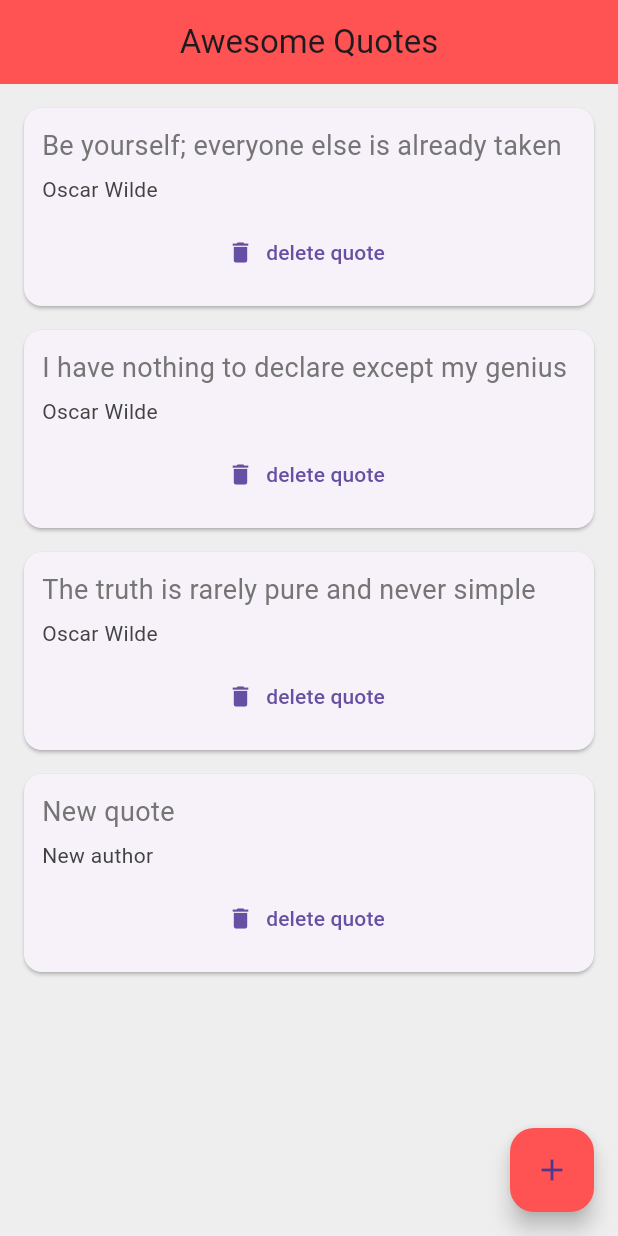
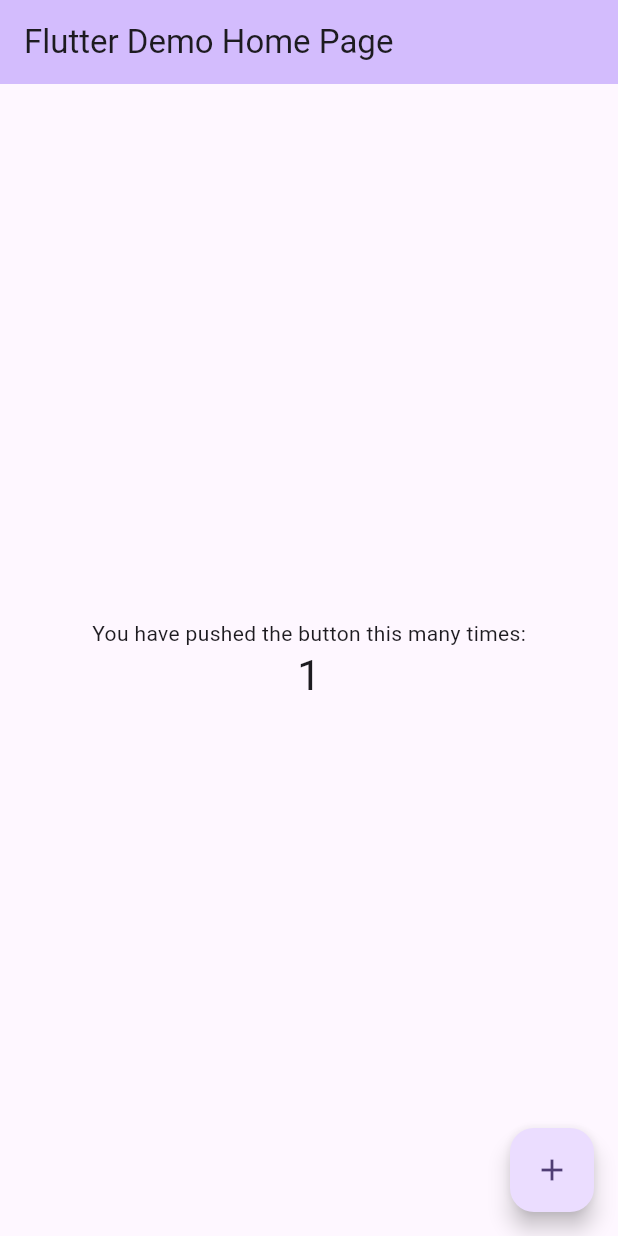
Before and after one commit to ainunns/learn_flutter, a Flutter app: the screen it shows after launch, after a tap on the "add" icon, on a phone screen of 412 x 824 dp. Run offline on Flutter 3.47's test engine with Material 3 defaults, Android fonts, the phone set to English and light mode, and no system bars; our stand-ins replace firebase_core, flutter_dotenv; accounts and stored records are empty.

```diff
--- a/lib/main.dart
+++ b/lib/main.dart
@@ -1,66 +1,130 @@
+import 'package:firebase_core/firebase_core.dart';
 import 'package:flutter/material.dart';
-import 'quote.dart';
-import 'quote_card.dart';
+import 'package:flutter_dotenv/flutter_dotenv.dart';
+import 'package:learn_flutter/firebase_options.dart';
 
-void main() => runApp(MaterialApp(home: QuoteList()));
+Future<void> main() async {
+  await dotenv.load(fileName: '.env');
 
-class QuoteList extends StatefulWidget {
-  const QuoteList({super.key});
+  WidgetsFlutterBinding.ensureInitialized();
+  await Firebase.initializeApp(options: DefaultFirebaseOptions.currentPlatform);
+
+  runApp(const MyApp());
+}
+
+class MyApp extends StatelessWidget {
+  const MyApp({super.key});
+
+  // This widget is the root of your application.
+  @override
+  Widget build(BuildContext context) {
+    return MaterialApp(
+      title: 'Flutter Demo',
+      theme: ThemeData(
+        // This is the theme of your application.
+        //
+        // TRY THIS: Try running your application with "flutter run". You'll see
+        // the application has a purple toolbar. Then, without quitting the app,
+        // try changing the seedColor in the colorScheme below to Colors.green
+        // and then invoke "hot reload" (save your changes or press the "hot
+        // reload" button in a Flutter-supported IDE, or press "r" if you used
+        // the command line to start the app).
+        //
+        // Notice that the counter didn't reset back to zero; the application
+        // state is not lost during the reload. To reset the state, use hot
+        // restart instead.
+        //
+        // This works for code too, not just values: Most code changes can be
+        // tested with just a hot reload.
+        colorScheme: ColorScheme.fromSeed(seedColor: Colors.deepPurple),
+      ),
+      home: const MyHomePage(title: 'Flutter Demo Home Page'),
+    );
+  }
+}
+
+class MyHomePage extends StatefulWidget {
+  const MyHomePage({super.key, required this.title});
+
+  // This widget is the home page of your application. It is stateful, meaning
+  // that it has a State object (defined below) that contains fields that affect
+  // how it looks.
+
+  // This class is the configuration for the state. It holds the values (in this
+  // case the title) provided by the parent (in this case the App widget) and
+  // used by the build method of the State. Fields in a Widget subclass are
+  // always marked "final".
+
+  final String title;
 
   @override
-  // ignore: library_private_types_in_public_api
-  _QuoteListState createState() => _QuoteListState();
+  State<MyHomePage> createState() => _MyHomePageState();
 }
 
-class _QuoteListState extends State<QuoteList> {
-  List<Quote> quotes = [
-    Quote(
-      author: 'Oscar Wilde',
-      text: 'Be yourself; everyone else is already taken',
-    ),
-    Quote(
-      author: 'Oscar Wilde',
-      text: 'I have nothing to declare except my genius',
-    ),
-    Quote(
-      author: 'Oscar Wilde',
-      text: 'The truth is rarely pure and never simple',
-    ),
-  ];
+class _MyHomePageState extends State<MyHomePage> {
+  int _counter = 0;
+
+  void _incrementCounter() {
+    setState(() {
+      // This call to setState tells the Flutter framework that something has
+      // changed in this State, which causes it to rerun the build method below
+      // so that the display can reflect the updated values. If we changed
+      // _counter without calling setState(), then the build method would not be
+      // called again, and so nothing would appear to happen.
+      _counter++;
+    });
+  }
 
   @override
   Widget build(BuildContext context) {
+    // This method is rerun every time setState is called, for instance as done
+    // by the _incrementCounter method above.
+    //
+    // The Flutter framework has been optimized to make rerunning build methods
+    // fast, so that you can just rebuild anything that needs updating rather
+    // than having to individually change instances of widgets.
     return Scaffold(
-      backgroundColor: Colors.grey[200],
       appBar: AppBar(
-        title: Text('Awesome Quotes'),
-        centerTitle: true,
-        backgroundColor: Colors.redAccent,
+        // TRY THIS: Try changing the color here to a specific color (to
+        // Colors.amber, perhaps?) and trigger a hot reload to see the AppBar
+        // change color while the other colors stay the same.
+        backgroundColor: Theme.of(context).colorScheme.inversePrimary,
+        // Here we take the value from the MyHomePage object that was created by
+        // the App.build method, and use it to set our appbar title.
+        title: Text(widget.title),
       ),
-      body: Column(
-        children:
-            quotes
-                .map(
-                  (quote) => QuoteCard(
-                    quote: quote,
-                    delete: () {
-                      setState(() {
-                        quotes.remove(quote);
-                      });
-                    },
-                  ),
-                )
-                .toList(),
+      body: Center(
+        // Center is a layout widget. It takes a single child and positions it
+        // in the middle of the parent.
+        child: Column(
+          // Column is also a layout widget. It takes a list of children and
+          // arranges them vertically. By default, it sizes itself to fit its
+          // children horizontally, and tries to be as tall as its parent.
+          //
+          // Column has various properties to control how it sizes itself and
+          // how it positions its children. Here we use mainAxisAlignment to
+          // center the children vertically; the main axis here is the vertical
+          // axis because Columns are vertical (the cross axis would be
+          // horizontal).
+          //
+          // TRY THIS: Invoke "debug painting" (choose the "Toggle Debug Paint"
+          // action in the IDE, or press "p" in the console), to see the
+          // wireframe for each widget.
+          mainAxisAlignment: MainAxisAlignment.center,
+          children: <Widget>[
+            const Text('You have pushed the button this many times:'),
+            Text(
+              '$_counter',
+              style: Theme.of(context).textTheme.headlineMedium,
+            ),
+          ],
+        ),
       ),
       floatingActionButton: FloatingActionButton(
-        backgroundColor: Colors.redAccent,
-        onPressed: () {
-          setState(() {
-            quotes.add(Quote(text: 'New quote', author: 'New author'));
-          });
-        },
-        child: Icon(Icons.add),
-      ),
+        onPressed: _incrementCounter,
+        tooltip: 'Increment',
+        child: const Icon(Icons.add),
+      ), // This trailing comma makes auto-formatting nicer for build methods.
     );
   }
 }
--- a/lib/quote.dart
+++ /dev/null
@@ -1,23 +0,0 @@
-class Quote {
-  String text;
-  String author;
-
-  //  normal constructor, as we've already seen
-
-  //  Quote(String author, String text){
-  //    this.text = text;
-  //    this.author = author;
-  //  }
-
-  //  constructor with named parameters
-
-  //  Quote({ String author, String text }){
-  //    this.text = text;
-  //    this.author = author;
-  //  }
-
-  // constructor with named parameters
-  // & automatically assigns named arguments to class properties
-
-  Quote({required this.text, required this.author});
-}
--- a/lib/quote_card.dart
+++ /dev/null
@@ -1,38 +0,0 @@
-import 'package:flutter/material.dart';
-import 'quote.dart';
-
-class QuoteCard extends StatelessWidget {
-  final Quote quote;
-  final VoidCallback delete;
-  const QuoteCard({super.key, required this.quote, required this.delete});
-
-  @override
-  Widget build(BuildContext context) {
-    return Card(
-      margin: const EdgeInsets.fromLTRB(16.0, 16.0, 16.0, 0),
-      child: Padding(
-        padding: const EdgeInsets.all(12.0),
-        child: Column(
-          crossAxisAlignment: CrossAxisAlignment.stretch,
-          children: <Widget>[
-            Text(
-              quote.text,
-              style: TextStyle(fontSize: 18.0, color: Colors.grey[600]),
-            ),
-            SizedBox(height: 6.0),
-            Text(
-              quote.author,
-              style: TextStyle(fontSize: 14.0, color: Colors.grey[800]),
-            ),
-            SizedBox(height: 8.0),
-            TextButton.icon(
-              onPressed: delete,
-              label: Text('delete quote'),
-              icon: Icon(Icons.delete),
-            ),
-          ],
-        ),
-      ),
-    );
-  }
-}
```
Also changed, not shown: pubspec.yaml (+6 -2 lines), firebase.json (added), lib/firebase_options.dart (added), pubspec.lock, 8 other files.
